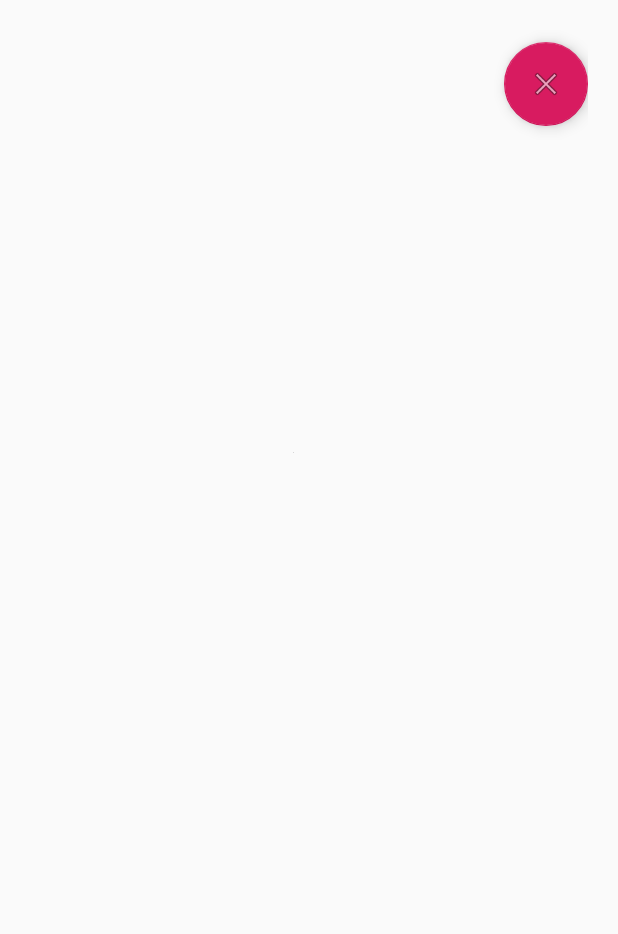
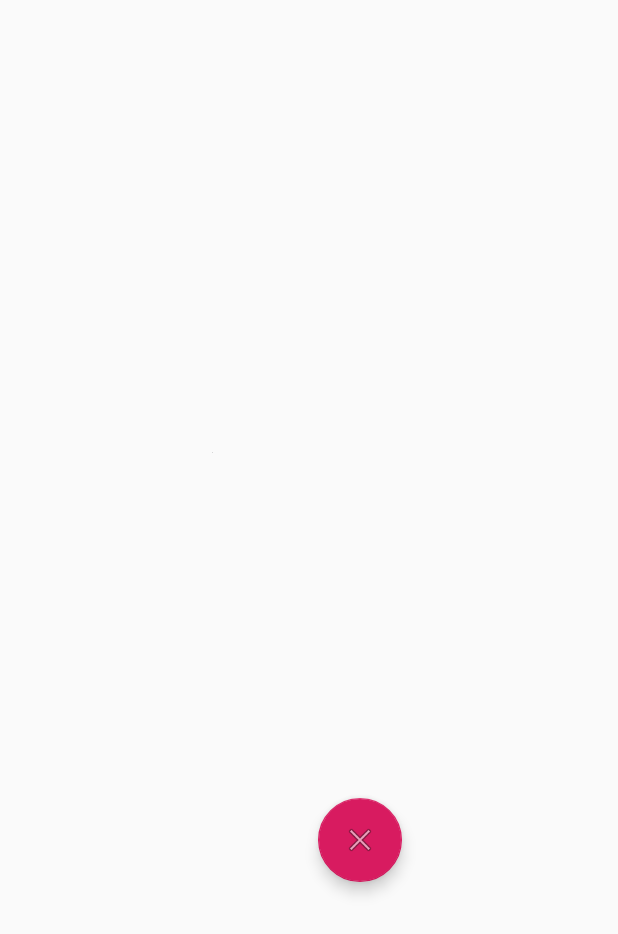
Before and after one commit to henriklarsson/Commuter-Parking-Android, an Android app: the layout image_dialog.xml on its own in the app's theme, with its tools: preview values and no code run, on a phone screen of 412 x 824 dp. Shown: the top 934 px of the screen. Run offline under Robolectric (Android 15) with nearby library versions, the phone set to English and light mode, and no system bars.

Commit message:
Move dialg FAB to match

```diff
--- a/app/src/main/res/layout/image_dialog.xml
+++ b/app/src/main/res/layout/image_dialog.xml
@@ -20,9 +20,9 @@
 
 														android:layout_width="wrap_content"
 														android:layout_height="wrap_content"
-														app:layout_constraintTop_toTopOf="parent"
-														app:layout_constraintStart_toStartOf="parent"
-														android:layout_marginTop="28dp"
-														android:layout_marginStart="336dp"
-														app:srcCompat="@android:drawable/ic_menu_close_clear_cancel"/>
+														app:srcCompat="@android:drawable/ic_menu_close_clear_cancel"
+														app:layout_constraintBottom_toBottomOf="parent"
+														android:layout_marginBottom="16dp"
+														android:layout_marginEnd="16dp"
+														app:layout_constraintEnd_toEndOf="parent"/>
 </android.support.constraint.ConstraintLayout>
```
Also changed, not shown: app/src/main/java/se/larsson/parking/views/ParkingsActivity.kt (+7 -3 lines).
